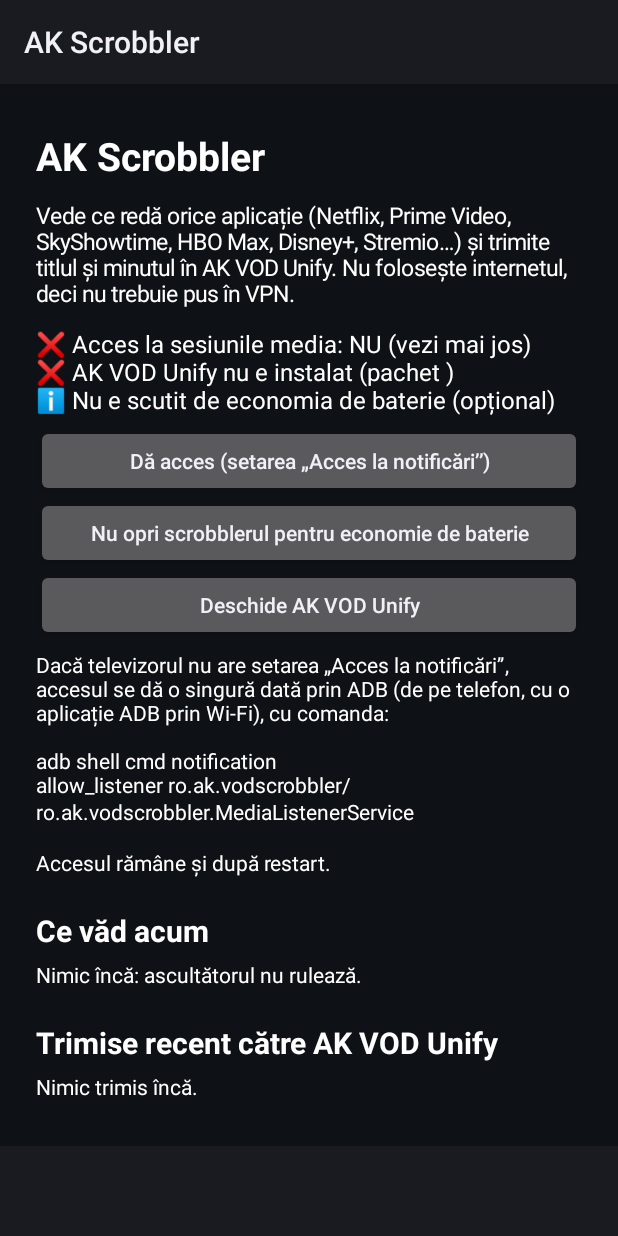
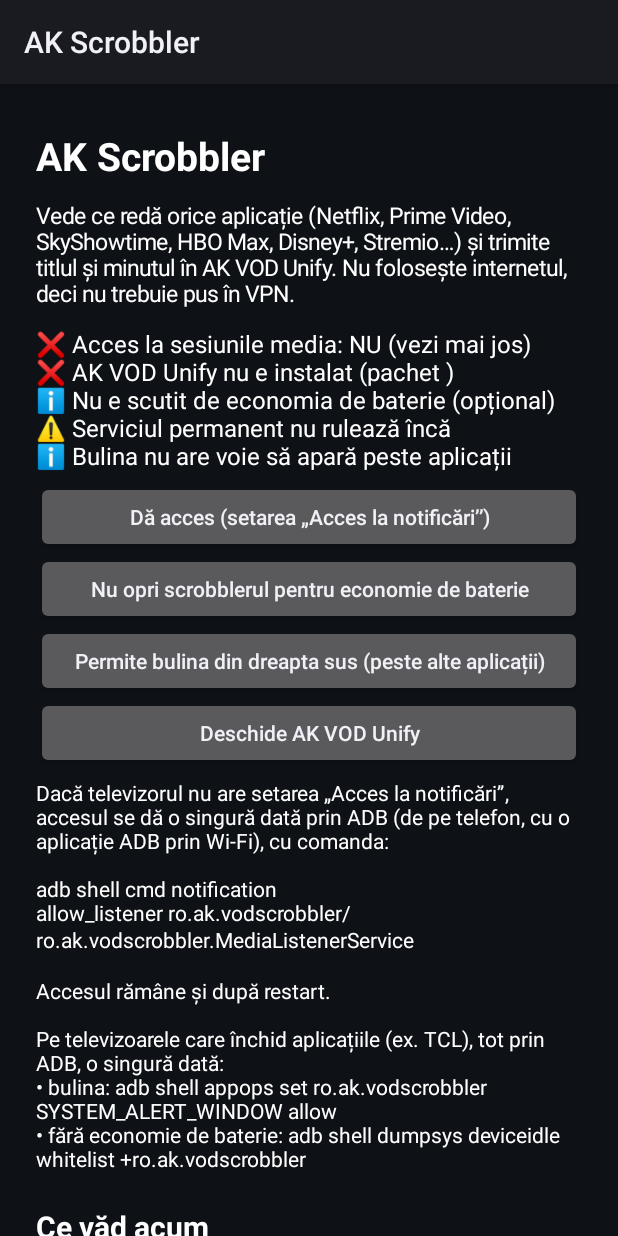
Before and after one commit to radumariusi/ak_vod_unify, an Android app: the screen it shows after launch (StatusActivity), on a phone screen of 412 x 824 dp. Run offline under Robolectric (Android 15) with nearby library versions, the phone set to English and light mode, and no system bars.

Commit message:
Fix import Netflix + actualizarea aplicațiilor AK + bulina AK Scrobbler (#11)
* AK Import: Netflix pornește importul de pe orice pagină netflix.com

Netflix a mutat „Activitate de vizionare” (viewingactivity → /settings/viewed/…), așa că
scriptul nu mai pornea. Acum rulează pe orice pagină Netflix pe care ești conectat, ia
BUILD_IDENTIFIER și din /browse, are plasă de siguranță la 8 s și un mesaj dacă pagina
nu răspunde în 15 s.

Co-Authored-By: Claude Opus 5.5 <noreply@anthropic.com>
Claude-Session: https://claude.ai/code/session_014uBjHgrzvRsH5rKwc9eqJT

* AK VOD Unify instalează / actualizează și aplicațiile AK (Scrobbler, Import RO/US)

Setări → Aplicație → „Verifică aplicațiile AK”: compară versiunea instalată cu ultimul
release, descarcă APK-ul și îl instalează prin PackageInstaller (cu confirmarea sistemului).

Co-Authored-By: Claude Opus 5.5 <noreply@anthropic.com>
Claude-Session: https://claude.ai/code/session_014uBjHgrzvRsH5rKwc9eqJT

* Fix compilare: trustedPage cu corp bloc

Co-Authored-By: Claude Opus 5.5 <noreply@anthropic.com>
Claude-Session: https://claude.ai/code/session_014uBjHgrzvRsH5rKwc9eqJT

* AK Scrobbler: serviciu în prim-plan + bulina de stare peste aplicații

Pe televizoarele agresive (TCL) procesul rămâne „important” printr-un serviciu în
prim-plan (specialUse), pornit de ascultător, la boot și din ecranul de stare. Cu
permisiunea „peste alte aplicații”, o bulină în dreapta sus arată starea (verde activ,
roșu urmărește o redare, gri fără acces). Comenzi ADB pentru TV-urile fără ecranele de setări.

Co-Authored-By: Claude Opus 5.5 <noreply@anthropic.com>
Claude-Session: https://claude.ai/code/session_014uBjHgrzvRsH5rKwc9eqJT

---------

Co-authored-by: Claude <noreply@anthropic.com>

```diff
--- a/app/src/main/java/ro/ak/vodunify/ui/settings/SettingsScreen.kt
+++ b/app/src/main/java/ro/ak/vodunify/ui/settings/SettingsScreen.kt
@@ -83,6 +83,7 @@ fun SettingsScreen(
                     onInstall = viewModel::downloadAndInstall,
                     onGrantPermission = { context.startActivity(viewModel.installPermissionIntent()) },
                 )
+                CompanionsPanel()
             }
         }
         item {
--- a/importer/src/main/java/ro/ak/vodimport/Services.kt
+++ b/importer/src/main/java/ro/ak/vodimport/Services.kt
@@ -13,6 +13,8 @@ data class Service(
     val script: String?,
     val experimental: Boolean,
     val note: String,
+    /** Scriptul poate rula de pe orice pagină a serviciului (nu doar de pe pagina de istoric). */
+    val runAnywhere: Boolean = false,
 ) {
     val supported: Boolean get() = script != null
 }
@@ -28,6 +30,7 @@ object Services {
             script = Scripts.NETFLIX,
             experimental = false,
             note = "Tot istoricul profilului ales, cu minutul unde ai rămas. Alege profilul după conectare.",
+            runAnywhere = true,
         ),
         Service(
             id = "primevideo",
--- a/scrobbler/src/main/java/ro/ak/vodscrobbler/Access.kt
+++ b/scrobbler/src/main/java/ro/ak/vodscrobbler/Access.kt
@@ -13,6 +13,13 @@ object Access {
     /** Comanda ADB care dă accesul, pentru televizoarele care nu au setarea în meniu. */
     fun adbCommand(context: Context): String =
         "adb shell cmd notification allow_listener ${component(context).flattenToString()}"
+
+    fun canDrawOverlays(context: Context) = Settings.canDrawOverlays(context)
+
+    /** Comenzile ADB pentru televizoarele fără ecranele de setări (ex. TCL). */
+    fun adbOverlayCommand(context: Context) = "adb shell appops set ${context.packageName} SYSTEM_ALERT_WINDOW allow"
+
+    fun adbBatteryCommand(context: Context) = "adb shell dumpsys deviceidle whitelist +${context.packageName}"
 
     fun isListenerEnabled(context: Context): Boolean {
         val flat = Settings.Secure.getString(context.contentResolver, "enabled_notification_listeners").orEmpty()
--- a/scrobbler/src/main/java/ro/ak/vodscrobbler/BootReceiver.kt
+++ b/scrobbler/src/main/java/ro/ak/vodscrobbler/BootReceiver.kt
@@ -18,6 +18,7 @@ class BootReceiver : BroadcastReceiver() {
                     NotificationListenerService.requestRebind(ComponentName(context, MediaListenerService::class.java))
                 }
                 Forwarder.get(context).flushPending()
+                KeepAliveService.start(context)
             }
         }
     }
--- a/scrobbler/src/main/java/ro/ak/vodscrobbler/MediaListenerService.kt
+++ b/scrobbler/src/main/java/ro/ak/vodscrobbler/MediaListenerService.kt
@@ -62,6 +62,7 @@ class MediaListenerService : NotificationListenerService() {
         handler.removeCallbacks(ticker)
         handler.postDelayed(ticker, TICK_CHECK_MS)
         Forwarder.get(this).flushPending()
+        KeepAliveService.start(this)
     }
 
     override fun onListenerDisconnected() {
--- /dev/null
+++ b/scrobbler/src/main/java/ro/ak/vodscrobbler/Prefs.kt
@@ -0,0 +1,15 @@
+package ro.ak.vodscrobbler
+
+import android.content.Context
+
+/** Setările mici ale scrobblerului. */
+object Prefs {
+    private const val FILE = "settings"
+    private const val DOT = "dot"
+
+    fun dotEnabled(context: Context) = context.getSharedPreferences(FILE, Context.MODE_PRIVATE).getBoolean(DOT, true)
+
+    fun setDotEnabled(context: Context, value: Boolean) {
+        context.getSharedPreferences(FILE, Context.MODE_PRIVATE).edit().putBoolean(DOT, value).apply()
+    }
+}
--- a/scrobbler/src/main/java/ro/ak/vodscrobbler/ScrobblerState.kt
+++ b/scrobbler/src/main/java/ro/ak/vodscrobbler/ScrobblerState.kt
@@ -14,4 +14,6 @@ object ScrobblerState {
     @Volatile var listenerConnected: Boolean = false
 
     @Volatile var live: List<LiveSession> = emptyList()
+
+    @Volatile var keepAliveRunning: Boolean = false
 }
--- a/scrobbler/src/main/java/ro/ak/vodscrobbler/StatusActivity.kt
+++ b/scrobbler/src/main/java/ro/ak/vodscrobbler/StatusActivity.kt
@@ -35,6 +35,8 @@ class StatusActivity : Activity() {
     private lateinit var sent: TextView
     private lateinit var accessButton: Button
     private lateinit var batteryButton: Button
+    private lateinit var overlayButton: Button
+    private lateinit var dotButton: Button
 
     private val refresher = object : Runnable {
         override fun run() {
@@ -66,6 +68,13 @@ class StatusActivity : Activity() {
         column.addView(accessButton)
         batteryButton = button("Nu opri scrobblerul pentru economie de baterie") { askBatteryExemption() }
         column.addView(batteryButton)
+        overlayButton = button("Permite bulina din dreapta sus (peste alte aplicații)") { openOverlaySettings() }
+        column.addView(overlayButton)
+        dotButton = button("") {
+            Prefs.setDotEnabled(this, !Prefs.dotEnabled(this))
+            render()
+        }
+        column.addView(dotButton)
         column.addView(button("Deschide AK VOD Unify") { openMainApp() })
 
         adb = text("", 14f).also { it.setTextIsSelectable(true) }.also(column::addView)
@@ -81,6 +90,8 @@ class StatusActivity : Activity() {
 
     override fun onResume() {
         super.onResume()
+        // Din prim-plan pornirea serviciului e mereu permisă.
+        KeepAliveService.start(this)
         handler.post(refresher)
     }
 
@@ -96,19 +107,37 @@ class StatusActivity : Activity() {
         val main = Access.isMainAppInstalled(this)
         val battery = Access.isIgnoringBatteryOptimizations(this)
         val pending = Forwarder.get(this).pendingCount()
+        val overlay = Access.canDrawOverlays(this)
         status.text = buildString {
             append(if (enabled) "✅ Acces la sesiunile media: DA" else "❌ Acces la sesiunile media: NU (vezi mai jos)")
             if (enabled && !connected) append("\n⏳ Accesul e dat, aștept ca Android să pornească ascultătorul…")
             append(if (main) "\n✅ AK VOD Unify instalat" else "\n❌ AK VOD Unify nu e instalat (pachet ${BuildConfig.MAIN_APP_ID})")
             append(if (battery) "\n✅ Scutit de economia de baterie" else "\nℹ️ Nu e scutit de economia de baterie (opțional)")
+            append(if (ScrobblerState.keepAliveRunning) "\n✅ Rulează permanent (serviciu în prim-plan)" else "\n⚠️ Serviciul permanent nu rulează încă")
+            append(
+                when {
+                    !overlay -> "\nℹ️ Bulina nu are voie să apară peste aplicații"
+                    Prefs.dotEnabled(this@StatusActivity) -> "\n✅ Bulina e afișată (verde = activ, roșu = urmărește o redare)"
+                    else -> "\nℹ️ Bulina e ascunsă"
+                },
+            )
             if (pending > 0) append("\n⏳ $pending evenimente așteaptă să ajungă în AK VOD Unify")
         }
+        overlayButton.visibility = if (overlay) View.GONE else View.VISIBLE
+        dotButton.visibility = if (overlay) View.VISIBLE else View.GONE
+        dotButton.text = if (Prefs.dotEnabled(this)) "Ascunde bulina" else "Arată bulina"
         accessButton.visibility = if (enabled) View.GONE else View.VISIBLE
         batteryButton.visibility = if (battery) View.GONE else View.VISIBLE
-        adb.visibility = if (enabled) View.GONE else View.VISIBLE
-        adb.text = "Dacă televizorul nu are setarea „Acces la notificări”, accesul se dă o singură dată " +
-            "prin ADB (de pe telefon, cu o aplicație ADB prin Wi-Fi), cu comanda:\n\n${Access.adbCommand(this)}\n\n" +
-            "Accesul rămâne și după restart."
+        val listenerHelp = if (enabled) {
+            ""
+        } else {
+            "Dacă televizorul nu are setarea „Acces la notificări”, accesul se dă o singură dată " +
+                "prin ADB (de pe telefon, cu o aplicație ADB prin Wi-Fi), cu comanda:\n\n${Access.adbCommand(this)}\n\n" +
+                "Accesul rămâne și după restart.\n\n"
+        }
+        adb.text = listenerHelp + "Pe televizoarele care închid aplicațiile (ex. TCL), tot prin ADB, o singură dată:\n" +
+            "• bulina: ${Access.adbOverlayCommand(this)}\n" +
+            "• fără economie de baterie: ${Access.adbBatteryCommand(this)}"
 
         val sessions = ScrobblerState.live
         live.text = when {
@@ -164,6 +193,15 @@ class StatusActivity : Activity() {
         }
         adb.text = "Televizorul nu are ecranul „Acces la notificări”. Folosește comanda ADB:\n\n${Access.adbCommand(this)}"
         adb.requestFocus()
+    }
+
+    private fun openOverlaySettings() {
+        try {
+            startActivity(Intent(Settings.ACTION_MANAGE_OVERLAY_PERMISSION, Uri.parse("package:$packageName")))
+        } catch (_: Exception) {
+            adb.text = "Televizorul nu are ecranul pentru „peste alte aplicații”. Dă voie prin ADB:\n\n${Access.adbOverlayCommand(this)}"
+            adb.requestFocus()
+        }
     }
 
     @SuppressLint("BatteryLife")
--- /dev/null
+++ b/scrobbler/src/main/res/drawable/ic_stat_scrobbler.xml
@@ -0,0 +1,10 @@
+<?xml version="1.0" encoding="utf-8"?>
+<vector xmlns:android="http://schemas.android.com/apk/res/android"
+    android:width="24dp"
+    android:height="24dp"
+    android:viewportWidth="24"
+    android:viewportHeight="24">
+    <path
+        android:fillColor="#FFFFFFFF"
+        android:pathData="M12,8 a4,4 0 1,0 0.01,0 z M5,5 l1.4,1.4 a8,8 0 0,0 0,11.2 L5,19 a10,10 0 0,1 0,-14 z M19,5 a10,10 0 0,1 0,14 l-1.4,-1.4 a8,8 0 0,0 0,-11.2 z" />
+</vector>
```
Also changed, not shown: app/src/main/java/ro/ak/vodunify/core/update/UpdateModels.kt (+23 -0 lines), app/src/main/java/ro/ak/vodunify/core/update/UpdateRepository.kt (+49 -4 lines), app/src/main/java/ro/ak/vodunify/ui/settings/CompanionsPanel.kt (added, +68 -0 lines), app/src/main/java/ro/ak/vodunify/ui/settings/CompanionsViewModel.kt (added, +76 -0 lines), importer/src/main/java/ro/ak/vodimport/Scripts.kt (+16 -3 lines), importer/src/main/java/ro/ak/vodimport/WebLoginActivity.kt (+49 -5 lines), scrobbler/src/main/AndroidManifest.xml (+14 -0 lines), scrobbler/src/main/java/ro/ak/vodscrobbler/KeepAliveService.kt (added, +168 -0 lines), 1 other file.
